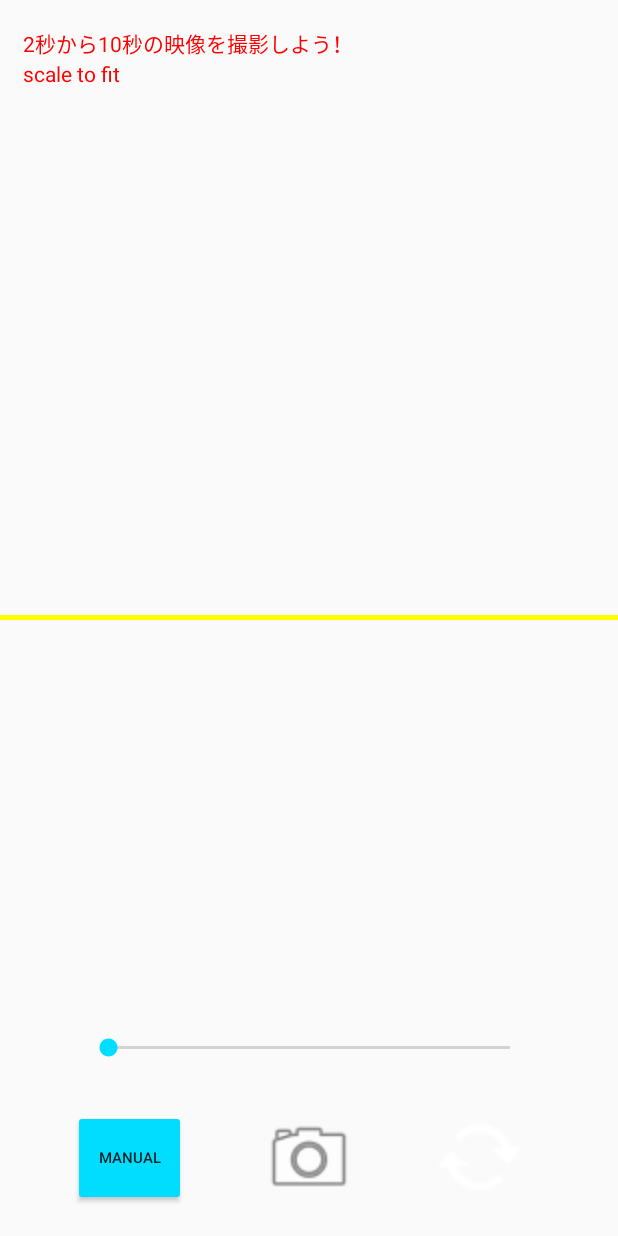
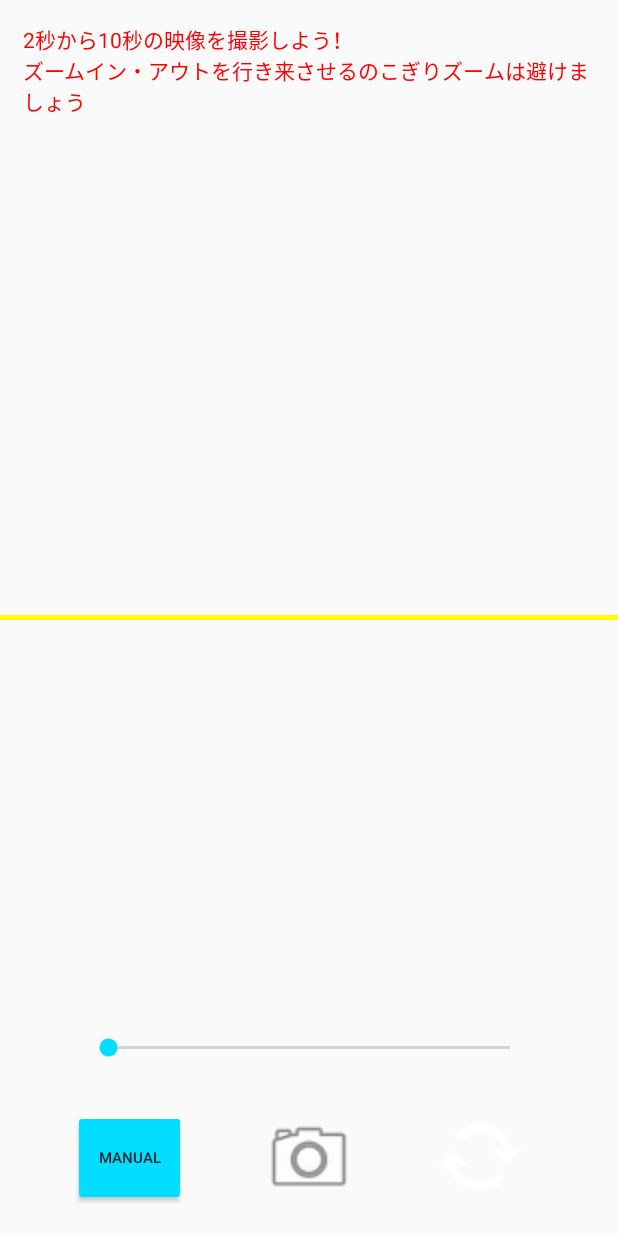
Before and after one commit to t15cs028/AudioVideoRecording, an Android app: the fragment CameraFragment placed in its activity, after a tap on an icon or button, on a phone screen of 412 x 824 dp. Run offline under Robolectric (Android 15) with nearby library versions, the phone set to English and light mode, and no system bars; pictures from the network do not load; 6 statements that could not run were skipped; 2 other taps on this screen came first.

Commit message:
[add] アドバイス文追加

```diff
--- a/app/src/main/java/com/example/camera/CameraFragment.java
+++ b/app/src/main/java/com/example/camera/CameraFragment.java
@@ -101,15 +101,15 @@ public class CameraFragment extends Fragment implements SensorEventListener{ //i
 	private final static int timeOfZoom = 50;
 	private View mSlope;
 
+	/**
+	 * for scale mode display
+	 */
+	private TextView mAdviceView;
 	/*********************/
 	/**
 	 * for camera preview display
 	 */
 	private CameraGLView mCameraView;
-	/**
-	 * for scale mode display
-	 */
-	private TextView mScaleModeView;
 	/**
 	 * button for start/stop recording
 	 */
@@ -158,8 +158,7 @@ public class CameraFragment extends Fragment implements SensorEventListener{ //i
 		// mCameraBridgeViewBase = (CameraBridgeViewBase) rootView.findViewById(R.id.openCV);
 		// mCameraBridgeViewBase.setCvCameraViewListener(this);
 
-		mScaleModeView = (TextView)rootView.findViewById(R.id.scalemode_textview);
-		updateScaleModeText();
+		mAdviceView = (TextView)rootView.findViewById(R.id.addvice_zoom);
 		mRecordButton = (ImageButton)rootView.findViewById(R.id.record_button);
 		mRecordButton.setOnClickListener(mOnClickListener);
 
@@ -345,6 +344,7 @@ public class CameraFragment extends Fragment implements SensorEventListener{ //i
 							rate = 1;
 							zoom.setProgress(preBar);
 							mCameraView.zooming(rate);
+							mAdviceView.setText("ズームイン・アウトを行き来させるのこぎりズームは避けましょう");
 							break;
 						case 1:
 							mZoomOperation.setText("auto\nzoom in");
@@ -352,6 +352,7 @@ public class CameraFragment extends Fragment implements SensorEventListener{ //i
 							rate = 1;
 							zoom.setProgress(preBar);
 							mCameraView.zooming(rate);
+							mAdviceView.setText("");
 							break;
 						case 2:
 							mZoomOperation.setText("auto\nzoom out");
@@ -359,6 +360,7 @@ public class CameraFragment extends Fragment implements SensorEventListener{ //i
 							rate = 3;
 							zoom.setProgress(preBar);
 							mCameraView.zooming(rate);
+							mAdviceView.setText("");
 							break;
 					}
 					break;
@@ -366,14 +368,6 @@ public class CameraFragment extends Fragment implements SensorEventListener{ //i
 		}
 	};
 
-	private void updateScaleModeText() {
-		final int scale_mode = mCameraView.getScaleMode();
-		mScaleModeView.setText(
-				scale_mode == 0 ? "scale to fit"
-						: (scale_mode == 1 ? "keep aspect(viewport)"
-						: (scale_mode == 2 ? "keep aspect(matrix)"
-						: (scale_mode == 3 ? "keep aspect(crop center)" : ""))));
-	}
 
 	/**
 	 * start resorcing
--- a/app/src/main/res/layout-land/fragment_main.xml
+++ b/app/src/main/res/layout-land/fragment_main.xml
@@ -63,24 +63,27 @@
         tools:rotation="90" />
 
     <TextView
-        android:id="@+id/textView1"
+        android:id="@+id/advice"
         android:layout_width="wrap_content"
         android:layout_height="wrap_content"
+        android:layout_alignParentLeft="true"
         android:layout_alignParentTop="true"
-        android:layout_alignParentLeft="true"
         android:layout_marginLeft="15dp"
-        android:text="\n2秒から10秒の映像を撮影しよう！"
-        android:textColor="#ffff0000" />
+        android:layout_marginTop="15dp"
+        android:text="2秒から10秒の映像をたくさん撮ることでカット数の多い映像を制作しよう！"
+        android:textColor="#ffff0000"
+        android:textSize="12sp" />
 
     <TextView
-        android:id="@+id/scalemode_textview"
+        android:id="@+id/addvice_zoom"
         android:layout_width="wrap_content"
         android:layout_height="wrap_content"
         android:layout_alignParentLeft="true"
         android:layout_marginLeft="15dp"
-        android:layout_below="@+id/textView1"
-        android:text="　"
-        android:textColor="#ffff0000" />
+        android:layout_below="@+id/advice"
+        android:text=""
+        android:textColor="#ffff0000"
+        android:textSize="12sp" />
 
     <RelativeLayout
         android:layout_width="150dp"
--- a/app/src/main/res/layout/fragment_main.xml
+++ b/app/src/main/res/layout/fragment_main.xml
@@ -108,24 +108,24 @@
 
 
 	<TextView
-		android:id="@+id/textView1"
+		android:id="@+id/advice"
 		android:layout_width="wrap_content"
 		android:layout_height="wrap_content"
 		android:layout_alignParentLeft="true"
 		android:layout_alignParentTop="true"
 		android:layout_marginLeft="15dp"
-		android:layout_marginTop="0dp"
-		android:text="\n2秒から10秒の映像を撮影しよう！"
+		android:layout_marginTop="15dp"
+		android:text="2秒から10秒の映像を撮影しよう！"
 		android:textColor="#ffff0000" />
 
 	<TextView
-		android:id="@+id/scalemode_textview"
+		android:id="@+id/addvice_zoom"
 		android:layout_width="wrap_content"
 		android:layout_height="wrap_content"
 		android:layout_alignParentLeft="true"
 		android:layout_marginLeft="15dp"
-		android:layout_below="@+id/textView1"
-		android:text="　"
+		android:layout_below="@+id/advice"
+		android:text=""
 		android:textColor="#ffff0000" />
 
 	<SeekBar
```
